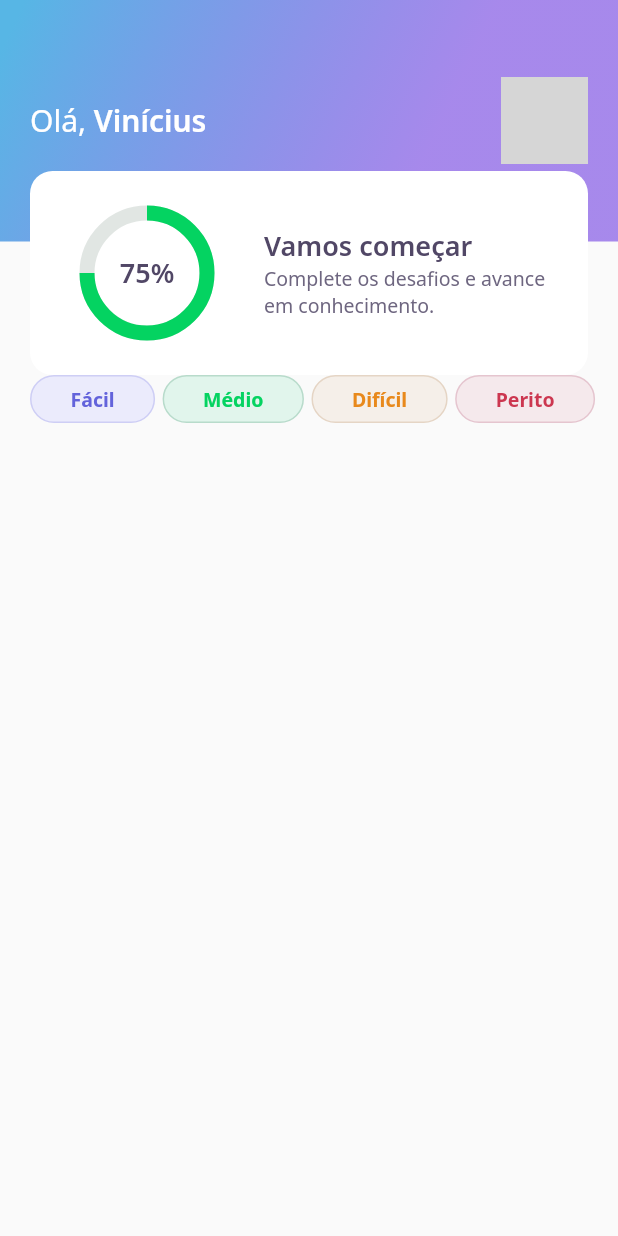
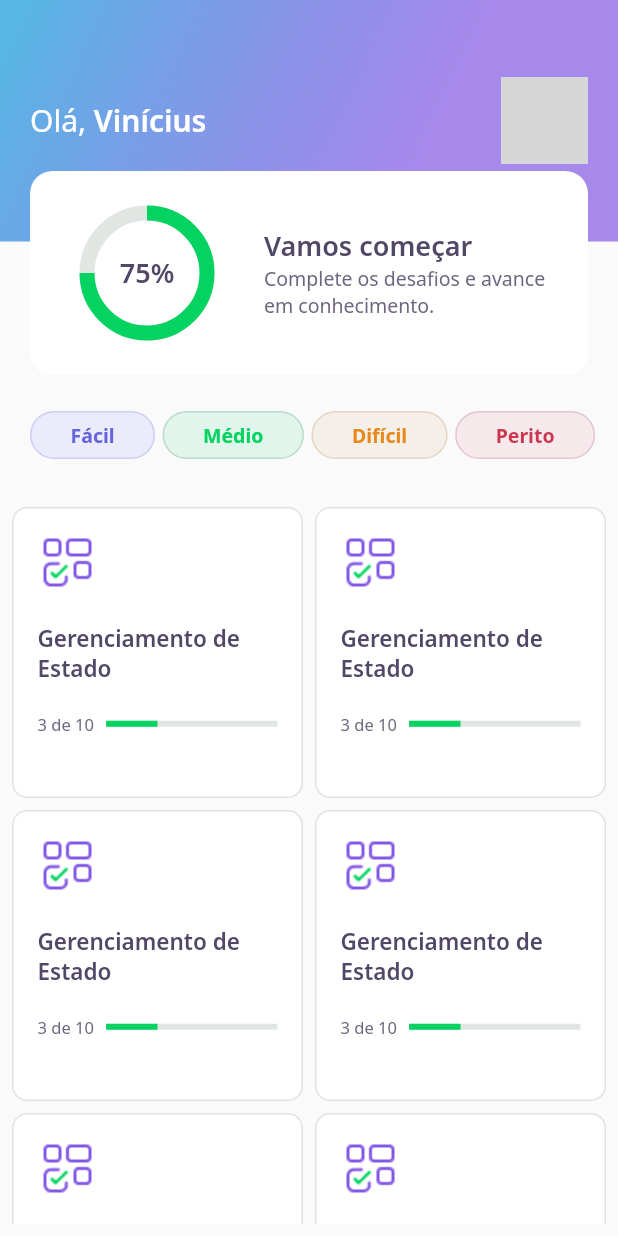
Before and after one commit to ViniciusHSAraujo/DevQuiz-MOBILE, a Flutter app: the screen it shows after launch, on a phone screen of 412 x 824 dp. Run offline on Flutter 3.47's test engine with Material 2 defaults, Android fonts, the phone set to English and light mode, and no system bars; our stand-ins replace google_fonts; network calls fail; grey boxes are pictures that could not be loaded.

Commit message:
[AULA-02] - Finalização da interface base da HomeScreen.

```diff
--- a/lib/application/screens/home/home.screen.dart
+++ b/lib/application/screens/home/home.screen.dart
@@ -1,5 +1,6 @@
 import 'package:devquiz/application/widgets/ScaffoldItems/app_bar.widget.dart';
 import 'package:devquiz/application/widgets/buttons/level_button.widget.dart';
+import 'package:devquiz/application/widgets/cards/quiz_card.widget.dart';
 import 'package:flutter/material.dart';
 
 class HomeScreen extends StatefulWidget {
@@ -16,7 +17,12 @@ class _HomeScreenState extends State<HomeScreen> {
   Widget build(BuildContext context) {
     return Scaffold(
       appBar: AppBarWidget(),
-      body: SingleChildScrollView(
+      body: Column(
+        children: [
+          SizedBox(
+            height: 24,
+          ),
+          SingleChildScrollView(
             scrollDirection: Axis.horizontal,
             padding: EdgeInsets.symmetric(horizontal: 20),
             child: Row(
@@ -38,6 +44,32 @@ class _HomeScreenState extends State<HomeScreen> {
               ],
             ),
           ),
+          SizedBox(
+            height: 24,
+          ),
+          Expanded(
+            child: Padding(
+              padding: const EdgeInsets.all(8.0),
+              child: GridView.count(
+                crossAxisCount: 2,
+                crossAxisSpacing: 8,
+                mainAxisSpacing: 8,
+                children: [
+                  QuizCardWidget(),
+                  QuizCardWidget(),
+                  QuizCardWidget(),
+                  QuizCardWidget(),
+                  QuizCardWidget(),
+                  QuizCardWidget(),
+                  QuizCardWidget(),
+                  QuizCardWidget(),
+                  QuizCardWidget()
+                ],
+              ),
+            ),
+          )
+        ],
+      ),
     );
   }
 }
--- /dev/null
+++ b/lib/application/widgets/cards/quiz_card.widget.dart
@@ -0,0 +1,57 @@
+import 'package:devquiz/application/constants/app_colors.dart';
+import 'package:devquiz/application/constants/app_images.dart';
+import 'package:devquiz/application/theme/app_text_styles.dart';
+import 'package:flutter/material.dart';
+
+class QuizCardWidget extends StatelessWidget {
+  @override
+  Widget build(BuildContext context) {
+    return Container(
+      padding: EdgeInsets.all(16),
+      decoration: BoxDecoration(
+          border: Border.fromBorderSide(BorderSide(color: AppColors.border)),
+          color: AppColors.white,
+          borderRadius: BorderRadius.circular(10)),
+      child: Column(
+        crossAxisAlignment: CrossAxisAlignment.start,
+        children: [
+          Container(
+            height: 40,
+            width: 40,
+            child: Image.asset(AppImages.blocks),
+          ),
+          SizedBox(
+            height: 20,
+          ),
+          Text(
+            "Gerenciamento de Estado",
+            style: AppTextStyles.heading15,
+          ),
+          SizedBox(
+            height: 20,
+          ),
+          Row(
+            children: [
+              Expanded(
+                flex: 2,
+                child: Text(
+                  "3 de 10",
+                  style: AppTextStyles.body11,
+                ),
+              ),
+              Expanded(
+                flex: 5,
+                child: LinearProgressIndicator(
+                  value: 0.3,
+                  valueColor:
+                      AlwaysStoppedAnimation<Color>(AppColors.chartPrimary),
+                  backgroundColor: AppColors.chartSecondary,
+                ),
+              )
+            ],
+          )
+        ],
+      ),
+    );
+  }
+}
```
Lines whose indentation alone changed are shown as unchanged.
